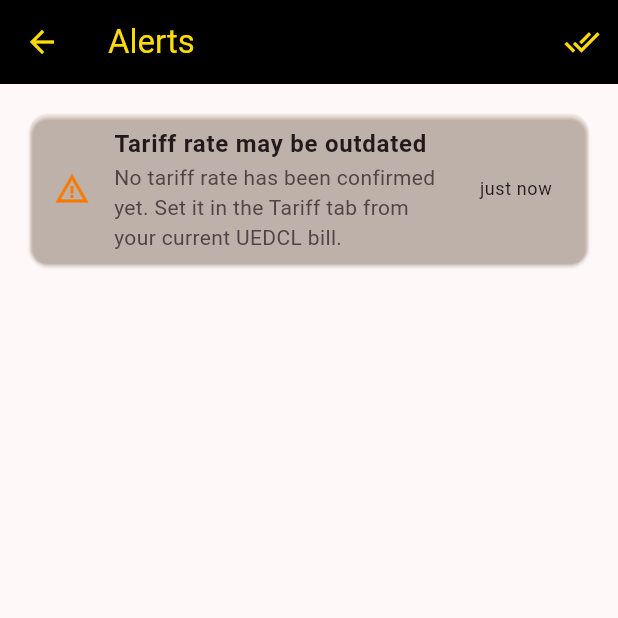
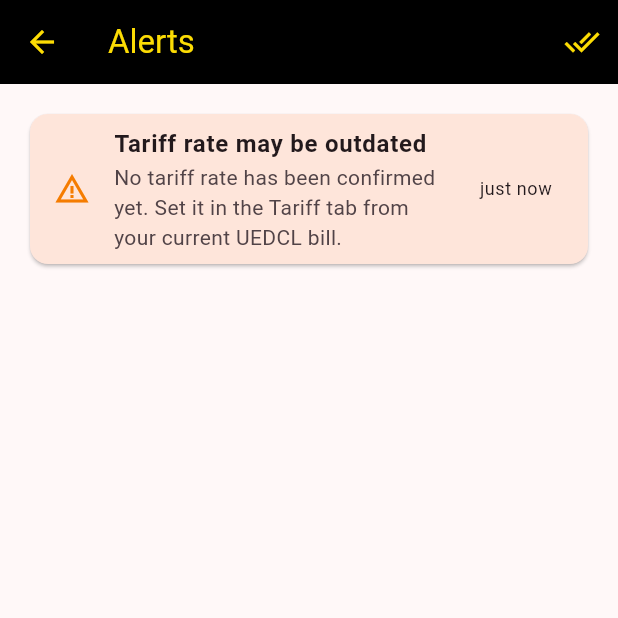
Before and after one commit to nsubugaalex/smart_automix, a Flutter app: the AlertsScreen screen opened by its route, on a phone screen of 412 x 824 dp, the top half of it. Run offline on Flutter 3.47's test engine with Material 3 defaults, Android fonts, the phone set to English and light mode, and no system bars; our stand-ins replace flutter_bloc, flutter_local_notifications, flutter_secure_storage, shared_preferences; accounts and stored records are empty.

Commit message:
Fix UI issues found in browser testing
- Drawer header overflowed by 14px (debug overflow stripe); shrink icon,
  spacing and subtitle so it fits
- Status-tinted cards rendered muddy grey because a translucent Card
  colour lets its shadow show through; add UgandaTheme.tintedCard() to
  blend the tint onto the opaque card surface
- Disabled Cut All / Start All were invisible on the black master card
- PIN dialog keeps focus in the field after a wrong PIN, so the operator
  can retype without tapping it again
- Tariff status says 'today'/'yesterday' instead of '0 day(s) ago'
- Align the Security screen's info row

Co-Authored-By: Claude Opus 5.5 <noreply@anthropic.com>

```diff
--- a/lib/screens/dashboard/control_panel_screen.dart
+++ b/lib/screens/dashboard/control_panel_screen.dart
@@ -60,6 +60,8 @@ class ControlPanelBody extends StatelessWidget {
                           style: ElevatedButton.styleFrom(
                             backgroundColor: UgandaTheme.red,
                             foregroundColor: Colors.white,
+                            disabledBackgroundColor: Colors.white12,
+                            disabledForegroundColor: Colors.white38,
                           ),
                           onPressed: activeCount == 0 && !sequencing
                               ? null
@@ -71,6 +73,7 @@ class ControlPanelBody extends StatelessWidget {
                         OutlinedButton.icon(
                           style: OutlinedButton.styleFrom(
                             foregroundColor: UgandaTheme.yellow,
+                            disabledForegroundColor: Colors.white38,
                             side: const BorderSide(color: UgandaTheme.yellow),
                           ),
                           onPressed: sequencing
--- a/lib/screens/devices/add_device_screen.dart
+++ b/lib/screens/devices/add_device_screen.dart
@@ -249,7 +249,7 @@ class _AddDeviceScreenState extends State<AddDeviceScreen> {
             ),
             const SizedBox(height: 16),
             Card(
-              color: overBreaker ? UgandaTheme.danger.withAlpha(25) : null,
+              color: overBreaker ? UgandaTheme.tintedCard(context, UgandaTheme.danger, alpha: 25) : null,
               child: Padding(
                 padding: const EdgeInsets.all(16),
                 child: Row(
--- a/lib/screens/main_shell.dart
+++ b/lib/screens/main_shell.dart
@@ -118,8 +118,8 @@ class _MainShellState extends State<MainShell> {
             child: Column(
               crossAxisAlignment: CrossAxisAlignment.start,
               children: [
-                Icon(Icons.electrical_services, color: UgandaTheme.yellow, size: 48),
-                SizedBox(height: 16),
+                Icon(Icons.electrical_services, color: UgandaTheme.yellow, size: 36),
+                SizedBox(height: 8),
                 Text(
                   'SMART-AUTOMIX',
                   style: TextStyle(
@@ -131,7 +131,7 @@ class _MainShellState extends State<MainShell> {
                 SizedBox(height: 8),
                 Text(
                   'Industrial Switch & Electricity Management',
-                  style: TextStyle(color: Colors.white70, fontSize: 14),
+                  style: TextStyle(color: Colors.white70, fontSize: 13),
                 ),
               ],
             ),
--- a/lib/screens/notifications/alerts_screen.dart
+++ b/lib/screens/notifications/alerts_screen.dart
@@ -111,7 +111,9 @@ class _AlertTile extends StatelessWidget {
       ),
       onDismissed: (_) => alertService.dismiss(alert.id),
       child: Card(
-        color: alert.read ? null : _color.withAlpha(15),
+        color: alert.read
+            ? null
+            : UgandaTheme.tintedCard(context, _color, alpha: 25),
         child: ListTile(
           onTap: () => alertService.markRead(alert.id),
           leading: Icon(_icon, color: _color),
--- a/lib/screens/settings/security_screen.dart
+++ b/lib/screens/settings/security_screen.dart
@@ -67,7 +67,7 @@ class SecurityScreen extends StatelessWidget {
               ),
               const ListTile(
                 leading: Icon(Icons.info_outline),
-                subtitle: Text(
+                title: Text(
                   'Switching machines off never needs a PIN, so power can '
                   'always be cut in an emergency.',
                 ),
--- a/lib/widgets/common/device_card.dart
+++ b/lib/widgets/common/device_card.dart
@@ -21,7 +21,7 @@ class DeviceCard extends StatelessWidget {
     final overloaded = device.isOn && device.isOverloaded;
 
     return Card(
-      color: overloaded ? UgandaTheme.danger.withAlpha(20) : null,
+      color: overloaded ? UgandaTheme.tintedCard(context, UgandaTheme.danger, alpha: 20) : null,
       child: ListTile(
         onTap: onTap,
         leading: CircleAvatar(
--- a/lib/widgets/custom/uganda_theme.dart
+++ b/lib/widgets/custom/uganda_theme.dart
@@ -87,6 +87,17 @@ class UgandaTheme {
     );
   }
 
+  /// Opaque background for a status-tinted card: [color] at [alpha]
+  /// blended over the theme's card surface. Passing a translucent colour
+  /// straight to a Card lets its shadow show through, which renders as a
+  /// muddy grey instead of a light tint.
+  static Color tintedCard(BuildContext context, Color color, {int alpha = 25}) {
+    return Color.alphaBlend(
+      color.withAlpha(alpha),
+      Theme.of(context).colorScheme.surfaceContainerLow,
+    );
+  }
+
   static final NumberFormat _ugxFormat = NumberFormat.currency(
     locale: 'en_UG',
     symbol: 'UGX ',
```
Also changed, not shown: lib/screens/dashboard/energy_monitor_screen.dart (+6 -2 lines), lib/screens/settings/tariff_screen.dart (+15 -5 lines), lib/widgets/common/pin_dialogs.dart (+8 -0 lines).
